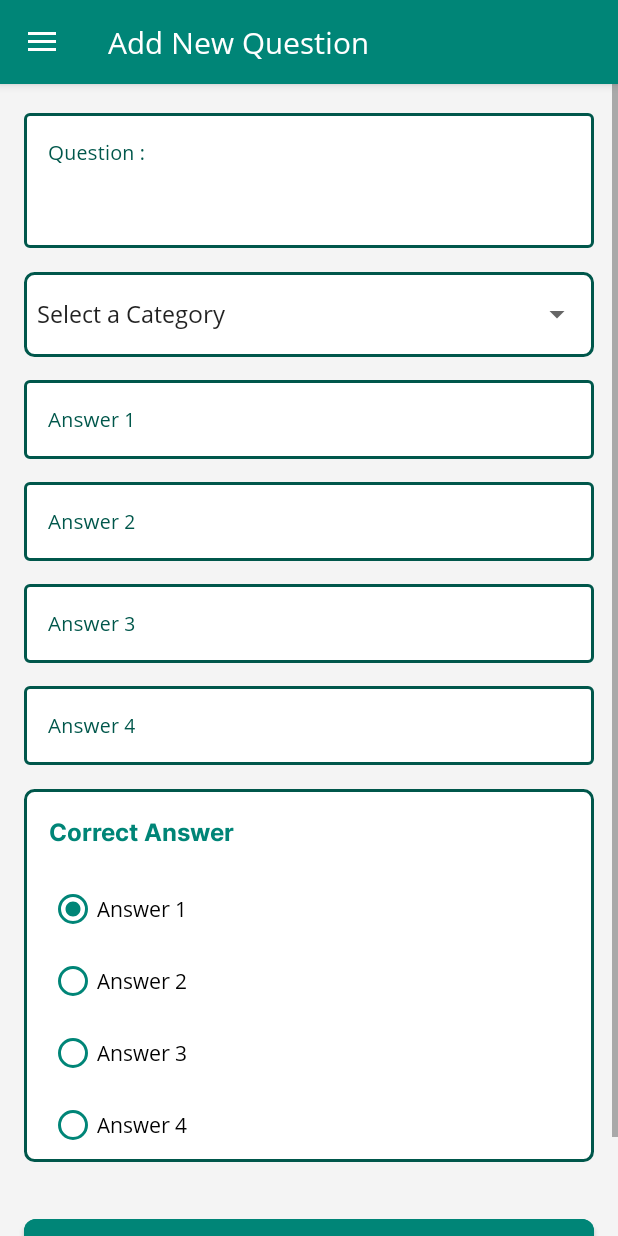
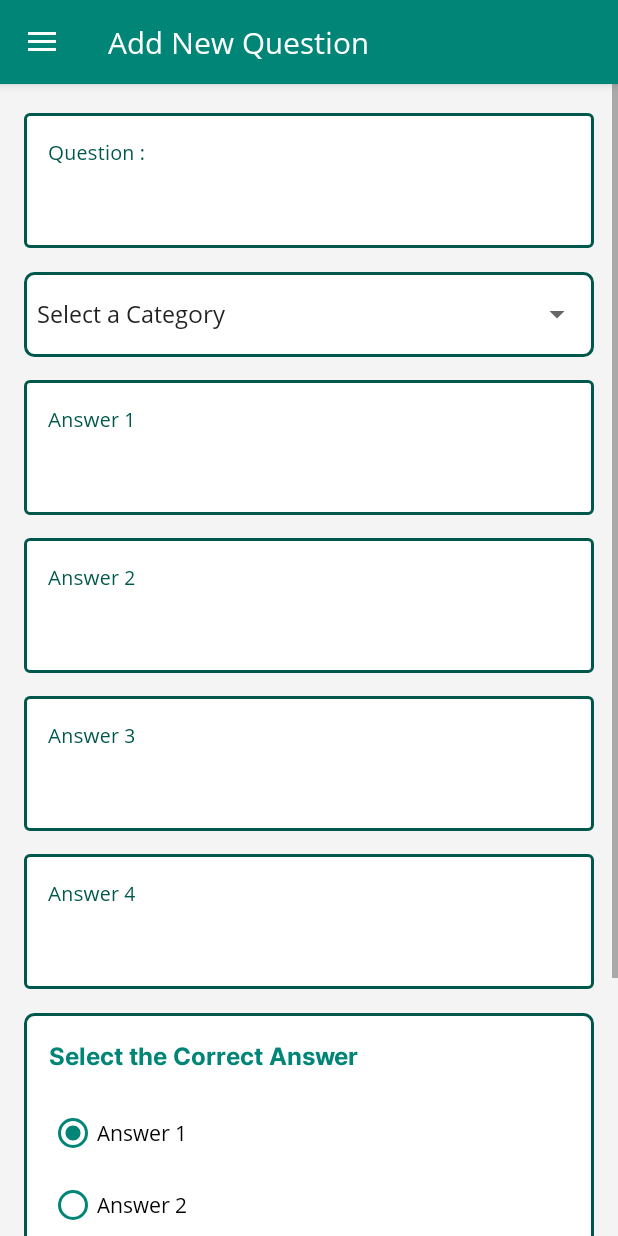
Before and after one commit to Freelauncing/QuizMe, an Android app: the AddNewQuestionFragment screen opened through its navigation route, on a phone screen of 412 x 824 dp. Run offline under Robolectric (Android 15) with nearby library versions, the phone set to English and light mode, and no system bars; our stand-ins replace data binding, navigation-ui; 2 statements that could not run were skipped.

Commit message:
working on the app

```diff
--- a/app/src/main/AndroidManifest.xml
+++ b/app/src/main/AndroidManifest.xml
@@ -1,6 +1,7 @@
 <?xml version="1.0" encoding="utf-8"?>
 <manifest xmlns:android="http://schemas.android.com/apk/res/android"
     package="com.quiz.quizme">
+    <uses-permission android:name="android.permission.VIBRATE" />
 
     <application
         android:allowBackup="true"
--- a/app/src/main/java/com/quiz/quizme/HomeFragment.kt
+++ b/app/src/main/java/com/quiz/quizme/HomeFragment.kt
@@ -10,10 +10,7 @@ import android.widget.TextView
 import android.widget.Toast
 import androidx.databinding.DataBindingUtil
 import androidx.fragment.app.Fragment
-import androidx.navigation.Navigation
-import androidx.navigation.Navigation.findNavController
 import androidx.navigation.findNavController
-import androidx.navigation.fragment.findNavController
 import androidx.navigation.ui.NavigationUI
 import androidx.recyclerview.widget.LinearLayoutManager
 import androidx.recyclerview.widget.RecyclerView
--- a/app/src/main/res/layout/fragment_add_new_question.xml
+++ b/app/src/main/res/layout/fragment_add_new_question.xml
@@ -120,12 +120,15 @@
 
                         <com.google.android.material.textfield.TextInputEditText
                             android:layout_width="match_parent"
-                            android:layout_height="wrap_content"
+                            android:layout_height="90dp"
                             android:ems="15"
                             android:text=""
+                            android:fontFamily="@font/inter_bold"
+                            android:gravity="top|left"
+                            android:inputType="text|textMultiLine|textCapSentences"
+                            android:maxLines="3"
+                            android:singleLine="false"
                             android:id="@+id/Answer1"
-                            android:fontFamily="@font/inter_bold"
-                            android:inputType="text"
                             android:textColor="@color/text_primary"
                             android:textCursorDrawable="@drawable/box_cursor_green"
                             android:textSize="13sp" />
@@ -158,12 +161,15 @@
 
                         <com.google.android.material.textfield.TextInputEditText
                             android:layout_width="match_parent"
-                            android:layout_height="wrap_content"
+                            android:layout_height="90dp"
                             android:ems="15"
                             android:text=""
+                            android:fontFamily="@font/inter_bold"
+                            android:gravity="top|left"
+                            android:inputType="text|textMultiLine|textCapSentences"
+                            android:maxLines="3"
+                            android:singleLine="false"
                             android:id="@+id/Answer2"
-                            android:fontFamily="@font/inter_bold"
-                            android:inputType="text"
                             android:textColor="@color/text_primary"
                             android:textCursorDrawable="@drawable/box_cursor_green"
                             android:textSize="13sp" />
@@ -204,12 +210,15 @@
 
                         <com.google.android.material.textfield.TextInputEditText
                             android:layout_width="match_parent"
-                            android:layout_height="wrap_content"
+                            android:layout_height="90dp"
                             android:ems="15"
                             android:text=""
+                            android:fontFamily="@font/inter_bold"
+                            android:gravity="top|left"
+                            android:inputType="text|textMultiLine|textCapSentences"
+                            android:maxLines="3"
+                            android:singleLine="false"
                             android:id="@+id/Answer3"
-                            android:fontFamily="@font/inter_bold"
-                            android:inputType="text"
                             android:textColor="@color/text_primary"
                             android:textCursorDrawable="@drawable/box_cursor_green"
                             android:textSize="13sp" />
@@ -242,12 +251,15 @@
 
                         <com.google.android.material.textfield.TextInputEditText
                             android:layout_width="match_parent"
-                            android:layout_height="wrap_content"
+                            android:layout_height="90dp"
                             android:ems="15"
                             android:text=""
+                            android:fontFamily="@font/inter_bold"
+                            android:gravity="top|left"
+                            android:inputType="text|textMultiLine|textCapSentences"
+                            android:maxLines="3"
+                            android:singleLine="false"
                             android:id="@+id/Answer4"
-                            android:fontFamily="@font/inter_bold"
-                            android:inputType="text"
                             android:textColor="@color/text_primary"
                             android:textCursorDrawable="@drawable/box_cursor_green"
                             android:textSize="13sp" />
@@ -266,7 +278,7 @@
                     <TextView
                         android:layout_width="match_parent"
                         android:layout_height="wrap_content"
-                        android:text="Correct Answer"
+                        android:text="Select the Correct Answer"
                         android:layout_margin="16dp"
                         android:textColor="@color/colorPrimary"
                         style="@style/my_heading_md"></TextView>
```
Also changed, not shown: app/src/main/java/com/quiz/quizme/LoginActivity.kt (+4 -6 lines), app/src/main/java/com/quiz/quizme/student/GameFragment.kt (+50 -0 lines).
